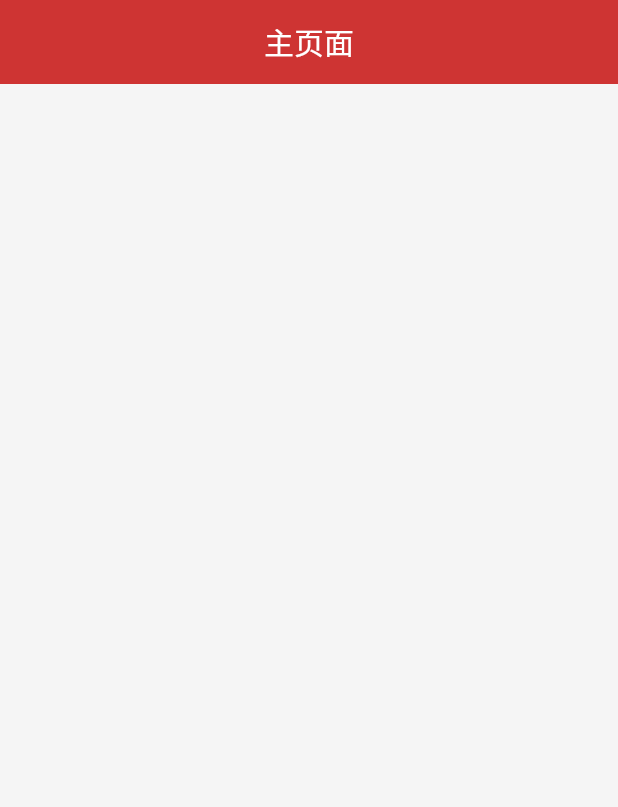
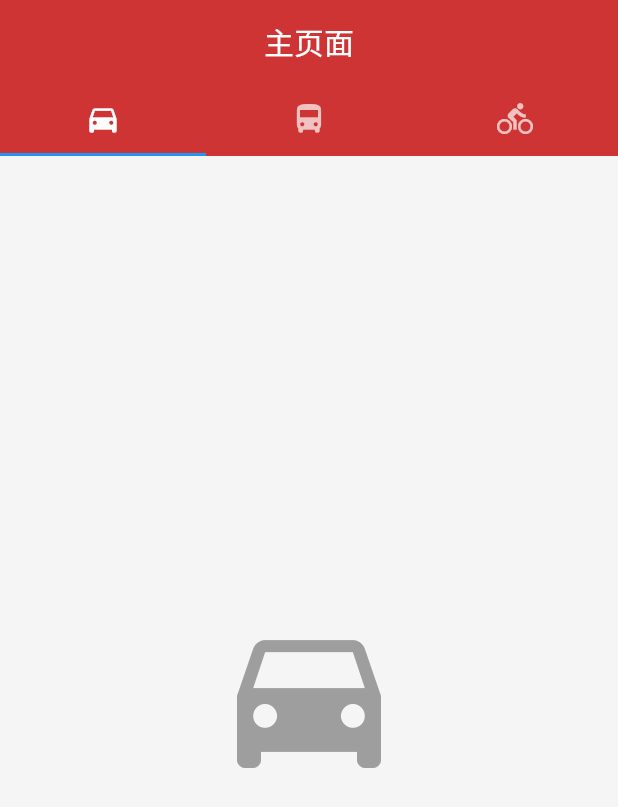
Before and after one commit to byhook/cloud-music, a Flutter app: the screen it shows after launch, on a phone screen of 412 x 824 dp. Shown: the top 807 px of the screen. Run offline on Flutter 3.47's test engine with Material 2 defaults, Android fonts, the phone set to English and light mode, and no system bars.

Commit message:
添加三个Tab页面

```diff
--- a/lib/home/HomePage.dart
+++ b/lib/home/HomePage.dart
@@ -1,17 +1,34 @@
 import 'package:flutter/material.dart';
 
 class HomePage extends StatelessWidget {
+
   @override
   Widget build(BuildContext context) {
-    return new Scaffold(
+    return DefaultTabController(
+      length: 3,
+      child: new Scaffold(
         backgroundColor: Colors.grey[100],
         appBar: new AppBar(
           title: new Text('主页面'),
           centerTitle: true,
           elevation: 0.0,
           backgroundColor: Color(0xFFCE3433),
+          bottom: TabBar(
+              tabs: <Widget>[
+                Tab(icon: Icon(Icons.directions_car)),
+                Tab(icon: Icon(Icons.directions_bus)),
+                Tab(icon: Icon(Icons.directions_bike)),
+              ]
           ),
-      body: null,
+        ),
+        body: TabBarView(
+            children: <Widget>[
+              Icon(Icons.directions_car, size: 128.0, color: Colors.grey),
+              Icon(Icons.directions_bus, size: 128.0, color: Colors.grey),
+              Icon(Icons.directions_bike, size: 128.0, color: Colors.grey),
+            ]
+        ),
+      ),
     );
   }
 }
```
Lines whose indentation alone changed are shown as unchanged.
